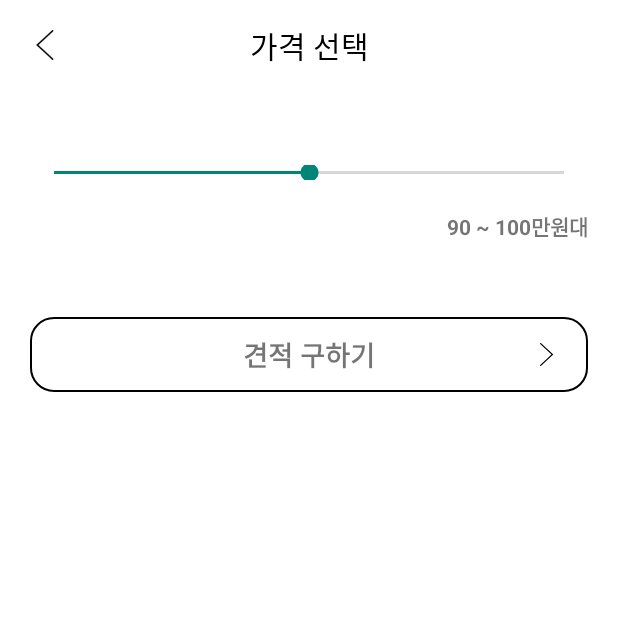
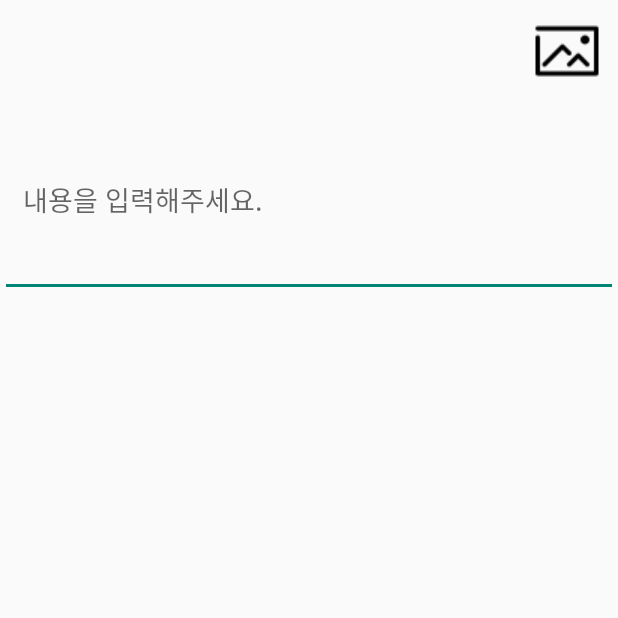
Before and after one commit to HaengSu/PCEstimate, an Android app: the screen it shows after launch (ActivityPriceSelector before the commit, ActivityBoardWriter after it), on a phone screen of 412 x 824 dp, the top half of it. Run offline under Robolectric (Android 15) with nearby library versions, the phone set to English and light mode, and no system bars; our stand-ins replace data binding.

Commit message:
앨범에서 사진가져오기 기능 추가

```diff
--- a/app/build.gradle
+++ b/app/build.gradle
@@ -48,4 +48,6 @@ dependencies {
     implementation 'com.github.bumptech.glide:glide:4.11.0'
     annotationProcessor 'com.github.bumptech.glide:compiler:4.11.0'
 
+    // image picker
+    implementation 'androidx.activity:activity:1.6.1'
 }
--- /dev/null
+++ b/app/src/main/java/com/app/pcestimate/ActivityMain.java
@@ -0,0 +1,40 @@
+package com.app.pcestimate;
+
+import androidx.appcompat.app.AppCompatActivity;
+import androidx.databinding.DataBindingUtil;
+
+import android.content.Intent;
+import android.os.Bundle;
+
+import com.app.pcestimate.databinding.ActivityMainBinding;
+import com.app.pcestimate.view.board.ActivityBoardWriter;
+import com.app.pcestimate.view.estimate.ActivityPriceSelector;
+
+public class ActivityMain extends AppCompatActivity {
+
+    private ActivityMainBinding mBinding;
+
+    @Override
+    protected void onCreate(Bundle savedInstanceState) {
+        super.onCreate(savedInstanceState);
+        mBinding = DataBindingUtil.setContentView(this, R.layout.activity_main);
+
+        setEvent();
+
+        mBinding.btnBoard.performClick();
+    }
+
+    private void setEvent(){
+
+        mBinding.btnEstimate.setOnClickListener(v -> {
+            startActivity(new Intent(this, ActivityPriceSelector.class));
+            finish();
+        });
+
+        mBinding.btnBoard.setOnClickListener(v -> {
+            startActivity(new Intent(this, ActivityBoardWriter.class));
+            finish();
+        });
+
+    }
+}
--- a/app/src/main/java/com/app/pcestimate/MainActivity.java
+++ /dev/null
@@ -1,22 +0,0 @@
-package com.app.pcestimate;
-
-import androidx.appcompat.app.AppCompatActivity;
-
-import android.content.Intent;
-import android.os.Bundle;
-
-import com.app.pcestimate.view.estimate.ActivityPriceSelector;
-
-public class MainActivity extends AppCompatActivity {
-
-    @Override
-    protected void onCreate(Bundle savedInstanceState) {
-        super.onCreate(savedInstanceState);
-        setContentView(R.layout.activity_main);
-
-        // test
-        startActivity(new Intent(this, ActivityPriceSelector.class));
-        finish();
-
-    }
-}
--- /dev/null
+++ b/app/src/main/java/com/app/pcestimate/view/board/ActivityBoardWriter.java
@@ -0,0 +1,135 @@
+package com.app.pcestimate.view.board;
+
+import static android.os.ext.SdkExtensions.getExtensionVersion;
+
+import android.app.Activity;
+import android.content.ClipData;
+import android.content.Intent;
+import android.graphics.Bitmap;
+import android.net.Uri;
+import android.os.Build;
+import android.os.Bundle;
+import android.provider.MediaStore;
+import android.util.Log;
+import android.widget.Toast;
+
+import androidx.activity.result.ActivityResult;
+import androidx.activity.result.ActivityResultCallback;
+import androidx.activity.result.ActivityResultLauncher;
+import androidx.activity.result.PickVisualMediaRequest;
+import androidx.activity.result.contract.ActivityResultContracts;
+import androidx.appcompat.app.AppCompatActivity;
+import androidx.core.app.ActivityOptionsCompat;
+import androidx.databinding.DataBindingUtil;
+
+import com.app.pcestimate.R;
+import com.app.pcestimate.databinding.ActivityBoardWriterBinding;
+import com.app.pcestimate.util.FileUtils;
+
+import java.io.File;
+import java.util.List;
+
+/**
+ * 글 작성 화면
+ */
+public class ActivityBoardWriter extends AppCompatActivity {
+
+    private ActivityBoardWriterBinding mBinding;
+    private int maxSize = 2;
+
+    @Override
+    protected void onCreate(Bundle savedInstanceState) {
+        super.onCreate(savedInstanceState);
+        mBinding = DataBindingUtil.setContentView(this, R.layout.activity_board_writer);
+
+        setEvent();
+    }
+
+    private void setEvent() {
+
+        // 사진 선택
+        mBinding.imgGallery.setOnClickListener(v -> {
+            launchPhotoPicker();
+        });
+
+    }
+
+    // 33 이상 버전 콜백
+    ActivityResultLauncher<PickVisualMediaRequest> pickMultipleMedia =
+            registerForActivityResult(new ActivityResultContracts.PickMultipleVisualMedia(maxSize), uris -> {
+                // photo picker.
+                if (!uris.isEmpty()) {
+                    for (Uri uri : uris) {
+
+                        Log.d("######","uri : " + uri.toString());
+                        // 대용량 업그레이드 시 권한 길게 유지
+                        int flag = Intent.FLAG_GRANT_READ_URI_PERMISSION;
+                        getContentResolver().takePersistableUriPermission(uri, flag);
+
+                        Bitmap bitmap = FileUtils.uriToBitmap(ActivityBoardWriter.this, uri);
+                        mBinding.imageTest.setImageBitmap(bitmap);
+
+                    }
+                }else {
+                    Log.d("#######","uri 없음 !!");
+                }
+            });
+
+    // 33 미만 버전 콜백
+    ActivityResultLauncher<Intent> mGetImage =
+            registerForActivityResult(new ActivityResultContracts.StartActivityForResult(), result -> {
+
+                if(result.getData() != null){
+
+                    Intent data = result.getData();
+                    if(data.getClipData() != null){
+
+                        ClipData clipData = data.getClipData();
+                        if(clipData.getItemCount() > 2){
+                            Toast.makeText(ActivityBoardWriter.this, "이미지는 최대 2장까지 선택 가능합니다.", Toast.LENGTH_SHORT).show();
+                        }else {
+                            for(int i = 0; i < clipData.getItemCount() ; i++){
+                                Uri uri = clipData.getItemAt(i).getUri();
+
+//                                File file = FileUtils.uriToFile(ActivityBoardWriter.this, uri);
+                                Bitmap bitmap = FileUtils.uriToBitmap(ActivityBoardWriter.this, uri);
+
+                                mBinding.imageTest.setImageBitmap(bitmap);
+                            }
+                        }
+
+                    }
+//                    else {
+//                        // 이미지 1개만 선택
+//                        Uri uri = data.getData();
+//                        Log.d("#####","uri : " + uri);
+//
+//                        File file = FileUtils.uriToFile(ActivityBoardWriter.this, uri);
+//
+//                    }
+                }
+            });
+
+    private boolean isPhotoPickerAvailable() {
+        return Build.VERSION.SDK_INT >= Build.VERSION_CODES.TIRAMISU;
+    }
+
+    public void launchPhotoPicker() {
+        if (isPhotoPickerAvailable()) {
+
+            // fixme - 실행 자체는 문제가 없으나 컴파일 전 에러가 뜨는듯..
+            pickMultipleMedia.launch(new PickVisualMediaRequest.Builder()
+                    .setMediaType(ActivityResultContracts.PickVisualMedia.ImageOnly.INSTANCE)
+                    .build());
+
+        } else {
+
+            Intent intent = new Intent();
+            intent.setType("image/*");
+            intent.putExtra(Intent.EXTRA_ALLOW_MULTIPLE, true);
+            intent.setAction(Intent.ACTION_PICK);
+            mGetImage.launch(intent);
+        }
+    }
+
+}
--- /dev/null
+++ b/app/src/main/res/layout/activity_board_writer.xml
@@ -0,0 +1,56 @@
+<?xml version="1.0" encoding="utf-8"?>
+<layout xmlns:android="http://schemas.android.com/apk/res/android"
+    xmlns:app="http://schemas.android.com/apk/res-auto"
+    xmlns:tools="http://schemas.android.com/tools">
+
+    <ScrollView
+        android:layout_width="match_parent"
+        android:layout_height="match_parent">
+
+        <androidx.constraintlayout.widget.ConstraintLayout
+            android:layout_width="match_parent"
+            android:layout_height="wrap_content">
+
+            <ImageView
+                android:id="@+id/imgGallery"
+                android:layout_width="wrap_content"
+                android:layout_height="wrap_content"
+                android:layout_marginTop="10dp"
+                android:layout_marginEnd="10dp"
+                android:src="@drawable/ic_gallery"
+                app:layout_constraintEnd_toEndOf="parent"
+                app:layout_constraintTop_toTopOf="parent" />
+
+            <androidx.viewpager2.widget.ViewPager2
+                android:id="@+id/viewPagerImage"
+                android:layout_width="match_parent"
+                android:layout_height="400dp"
+                android:layout_marginTop="10dp"
+                android:visibility="gone"
+                app:layout_constraintTop_toBottomOf="@+id/imgGallery" />
+
+            <EditText
+                android:id="@+id/etContents"
+                android:layout_width="match_parent"
+                android:layout_height="wrap_content"
+                android:layout_marginTop="10dp"
+                android:hint="내용을 입력해주세요."
+                android:inputType="textMultiLine"
+                android:maxLength="200"
+                android:minHeight="130dp"
+                android:paddingStart="15dp"
+                android:paddingTop="15dp"
+                android:paddingEnd="15dp"
+                android:paddingBottom="15dp"
+                app:layout_constraintTop_toBottomOf="@+id/viewPagerImage" />
+
+            <ImageView
+                android:id="@+id/imageTest"
+                android:layout_width="match_parent"
+                android:layout_height="300dp"
+                app:layout_constraintTop_toBottomOf="@+id/etContents"
+                />
+        </androidx.constraintlayout.widget.ConstraintLayout>
+
+    </ScrollView>
+</layout>
```
Also changed, not shown: app/src/main/AndroidManifest.xml (+9 -1 lines), app/src/main/java/com/app/pcestimate/util/FileUtils.java (added, +133 -0 lines), app/src/main/res/layout/activity_main.xml (+65 -5 lines), app/src/main/res/drawable/ic_gallery.png (added).
